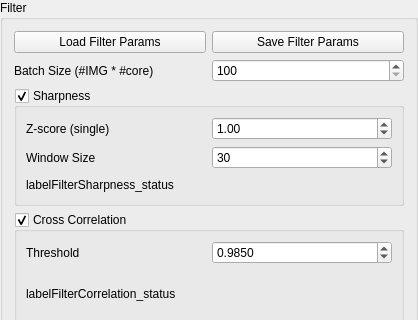
Above: sfmkeyframe/view/ui/FilterWidget.ui from njzhangyifei/keyframe before the change; both pictures show x 0 to 418 and y 0 to 320 of the 418 by 551 pixel window. Below: the same form after it.
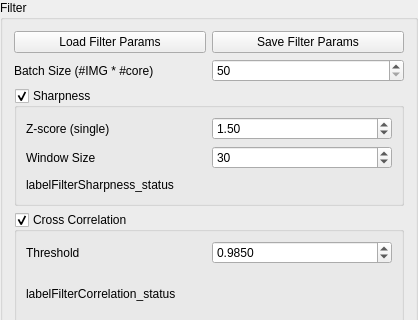
That is the form after the change. Icons and pictures are not drawn.

Diff of the .ui file:
```diff
--- a/sfmkeyframe/view/ui/FilterWidget.ui
+++ b/sfmkeyframe/view/ui/FilterWidget.ui
@@ -80,7 +80,7 @@
         <string>Memory dependent</string>
        </property>
        <property name="minimum">
-        <number>100</number>
+        <number>50</number>
        </property>
        <property name="maximum">
         <number>50000</number>
@@ -143,7 +143,7 @@
            <double>0.100000000000000</double>
           </property>
           <property name="value">
-           <double>1.000000000000000</double>
+           <double>1.500000000000000</double>
           </property>
          </widget>
         </item>
```
Left out of the diff: 10 changed lines with no effect on the pictures.
